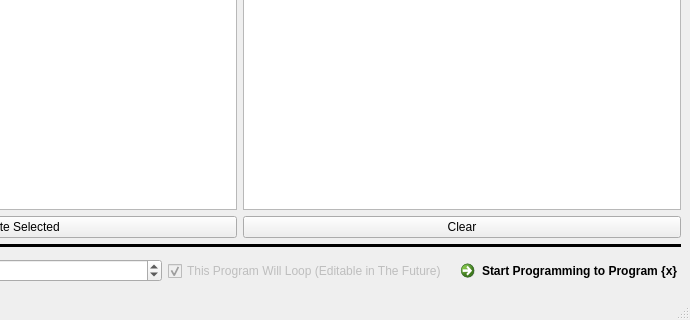
The window that ui_programmer/programmer/programmer.ui (em-mw/DipCoatingMachine) describes before a commit, drawn with Qt 5; both pictures show x 211 to 901 and y 265 to 585 of the 901 by 585 pixel window.
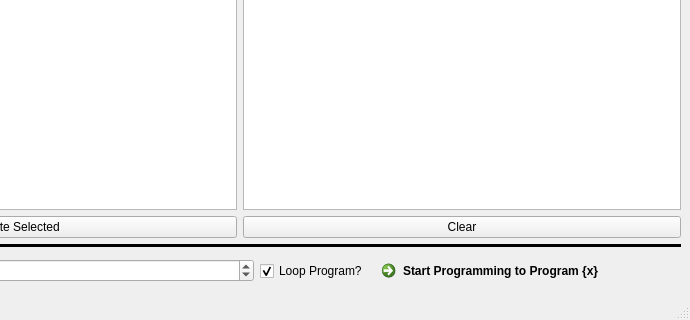
The same window after the commit. Icons and pictures are not drawn.

Commit message: added loop removal

Patch:
```diff
--- a/ui_programmer/programmer/programmer.ui
+++ b/ui_programmer/programmer/programmer.ui
@@ -211,7 +211,7 @@
       <item>
        <widget class="QCheckBox" name="checkBox">
         <property name="enabled">
-         <bool>false</bool>
+         <bool>true</bool>
         </property>
         <property name="sizePolicy">
          <sizepolicy hsizetype="Maximum" vsizetype="Fixed">
@@ -220,7 +220,7 @@
          </sizepolicy>
         </property>
         <property name="text">
-         <string>This Program Will Loop (Editable in The Future)</string>
+         <string>Loop Program?</string>
         </property>
         <property name="checkable">
          <bool>true</bool>
```
The commit also changes 4 other files.
